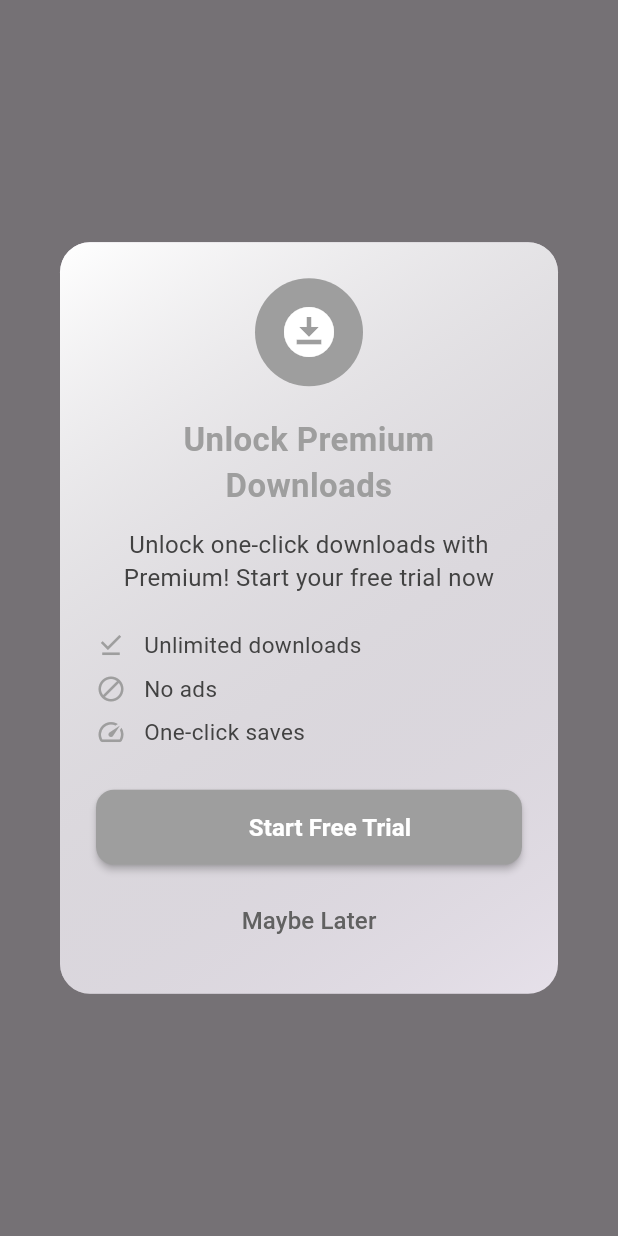
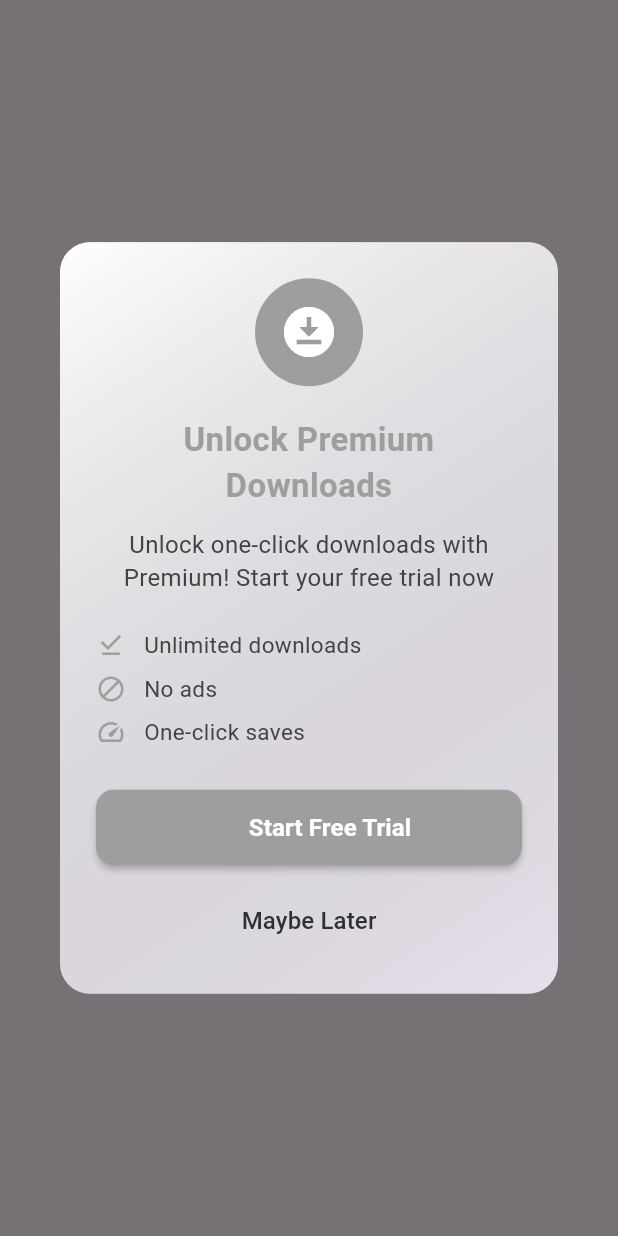
Before and after one commit to silencio260/story-saver, a Flutter app: what showPremiumUpgradeModal() shows on an empty page, opened directly with empty values, on a phone screen of 412 x 824 dp. Run offline on Flutter 3.47's test engine with Material 3 defaults, Android fonts, the phone set to English and light mode, and no system bars; our stand-ins replace chewie, device_info_plus, firebase_analytics, firebase_core, firebase_crashlytics, firebase_remote_config and 16 more; missing offline and left inert: app_tracking_transparency, docman, double_tap_to_exit, external_path, fancy_rating_bar, feedbacknest_core and 11 more; accounts and stored records are empty; network calls fail; statements that could not run were skipped.

Commit message:
Improve readability of "no" button in premium upgrade modal

```diff
--- a/lib/Widget/PremiumUpgradeModal.dart
+++ b/lib/Widget/PremiumUpgradeModal.dart
@@ -148,15 +148,16 @@ Future<bool?> showPremiumUpgradeModal(
                       },
                       style: TextButton.styleFrom(
                         foregroundColor:
-                            Colors.grey[700], // Darker for visibility
+                            Colors.grey[850], // Much darker for visibility
                         shape: RoundedRectangleBorder(
                           borderRadius: BorderRadius.circular(12),
                         ),
                       ),
                       child: Text(
                         noButtonText,
-                        style: const TextStyle(
+                        style: TextStyle(
                           fontSize: 16,
+                          color: Colors.grey[850], // Darker for readability
                         ),
                       ),
                     ),
```
